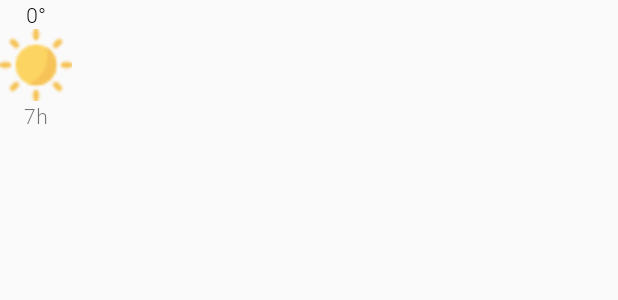
After one commit to zachsao/WeatherApp, an Android app: the layout sub_item_hourly_forecast.xml on its own in the app's theme, with its tools: preview values and no code run, on a phone screen of 412 x 824 dp. The commit adds this screen. Shown: the top 300 px of the screen. Run offline under Robolectric (Android 15) with nearby library versions, the phone set to English and light mode, and no system bars; network calls fail.

Commit message:
create layout for sub_forecast list

```diff
--- a/app/src/main/res/layout/forecast_item.xml
+++ b/app/src/main/res/layout/forecast_item.xml
@@ -2,6 +2,9 @@
 <layout xmlns:android="http://schemas.android.com/apk/res/android"
         xmlns:app="http://schemas.android.com/apk/res-auto"
         xmlns:tools="http://schemas.android.com/tools">
+    <LinearLayout android:layout_width="match_parent" android:layout_height="wrap_content"
+        android:orientation="vertical">
+
         <androidx.constraintlayout.widget.ConstraintLayout
                 android:orientation="vertical"
                 android:layout_width="match_parent"
@@ -51,5 +54,13 @@
                     app:layout_constraintTop_toTopOf="parent"
                     app:layout_constraintBottom_toBottomOf="parent"/>
         </androidx.constraintlayout.widget.ConstraintLayout>
+        <androidx.recyclerview.widget.RecyclerView
+                android:layout_width="match_parent"
+                android:layout_height="wrap_content"
+                android:id="@+id/sub_item_recyclerView">
+
+        </androidx.recyclerview.widget.RecyclerView>
+    </LinearLayout>
+
 
 </layout>
--- /dev/null
+++ b/app/src/main/res/layout/sub_item_hourly_forecast.xml
@@ -0,0 +1,24 @@
+<?xml version="1.0" encoding="utf-8"?>
+<layout xmlns:app="http://schemas.android.com/apk/res-auto" xmlns:android="http://schemas.android.com/apk/res/android">
+
+    <LinearLayout
+            android:orientation="vertical"
+            android:layout_width="wrap_content"
+            android:layout_height="wrap_content">
+
+        <TextView
+                android:layout_width="match_parent"
+                android:layout_height="wrap_content" android:id="@+id/temperature_textview" android:text="0°"
+                android:gravity="center_horizontal" android:textColor="@android:color/black"
+                android:fontFamily="@font/roboto_light"/>
+        <ImageView
+                android:layout_width="48dp"
+                android:layout_height="48dp" app:srcCompat="@drawable/sunny"
+                android:id="@+id/weather_icon_imageView"/>
+        <TextView
+                android:text="7h"
+                android:layout_width="match_parent"
+                android:layout_height="wrap_content" android:id="@+id/hour_textView"
+                android:fontFamily="@font/roboto_light" android:gravity="center_horizontal"/>
+    </LinearLayout>
+</layout>
```
Lines whose indentation alone changed are shown as unchanged.
